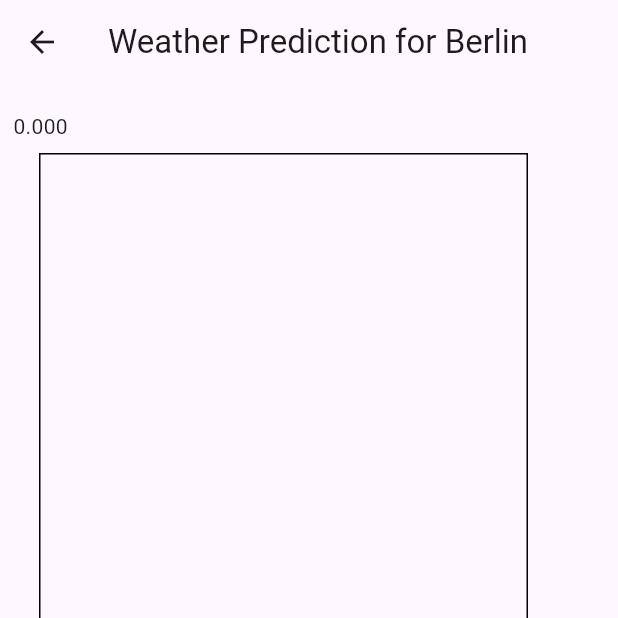
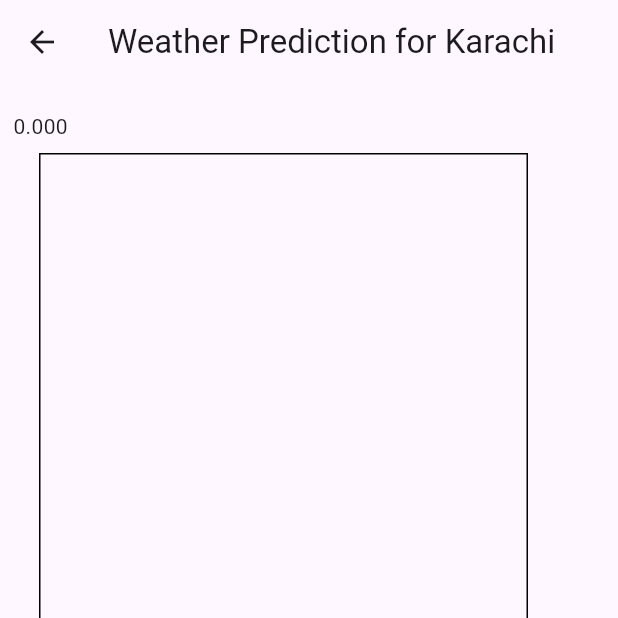
Before and after one commit to Nida3621e/weatherpredictionsystem, a Flutter app: the BuildGraphPage screen opened directly with empty values, on a phone screen of 412 x 824 dp, the top half of it. Run offline on Flutter 3.47's test engine with Material 3 defaults, Android fonts, the light colour scheme and no system bars; drawn by our look-alikes of fl_chart; missing offline and left inert: sparkline; network calls fail.

Commit message:
My Final Commit

```diff
--- a/lib/Dashboard.dart
+++ b/lib/Dashboard.dart
@@ -3,6 +3,7 @@ import 'package:http/http.dart' as http;
 import 'package:weatherpredictionsystems/WindSpeedForecasting.dart';
 import 'package:weatherpredictionsystems/HumidityForecastScreen.dart';
 import 'package:weatherpredictionsystems/cloud_cover.dart';
+import 'package:weatherpredictionsystems/surface_pressure_prediction.dart';
 import 'dart:convert';
 
 import 'package:weatherpredictionsystems/containerWidget.dart';
@@ -101,7 +102,7 @@ class _DashboardState extends State<Dashboard> {
                       Containerwidget(
                         image: "assets/images/temp.png",
                         name:"Pressure",
-                        materialApp: GaussianDistributed(),
+                        materialApp: WeatherHomePage(),
                       ),Containerwidget(
                         image: "assets/images/temp.png",
                         name:"Dew point",
--- a/lib/api_service.dart
+++ b/lib/api_service.dart
@@ -2,7 +2,7 @@ import 'dart:convert';
 import 'package:http/http.dart' as http;
 
 class ApiService {
-  final String apiUrl = "https://api.open-meteo.com/v1/forecast?latitude=52.52&longitude=13.41&hourly=surface_pressure";
+  final String apiUrl = "https://api.open-meteo.com/v1/forecast?latitude=24.8608&longitude=67.0104&hourly=surface_pressure";
 
   Future<List<double>> fetchSurfacePressure() async {
     final response = await http.get(Uri.parse(apiUrl));
--- a/lib/build_graph.dart
+++ b/lib/build_graph.dart
@@ -7,7 +7,7 @@ import 'surface_pressure_prediction.dart';
 class BuildGraphPage extends StatelessWidget {
   ApiService apiService = ApiService();
   List<double>? predictions;
-  String cityName = "Berlin";
+  String cityName = "Karachi";
 
   BuildGraphPage({required this.predictions});
 
--- a/lib/surface_pressure_prediction.dart
+++ b/lib/surface_pressure_prediction.dart
@@ -12,7 +12,7 @@ class WeatherHomePage extends StatefulWidget {
 class _WeatherHomePageState extends State<WeatherHomePage> {
   ApiService apiService = ApiService();
   List<double>? predictions;
-  String cityName = "Berlin";
+  String cityName = "Karachi";
   double? averagePressure;
   bool isLoading = false;
 
@@ -89,6 +89,8 @@ class _WeatherHomePageState extends State<WeatherHomePage> {
               padding: const EdgeInsets.all(16.0),
               child: Column(
                 children: [
+                  Text('City: $cityName', style: TextStyle(fontSize: 18, fontWeight: FontWeight.bold)),
+                  SizedBox(height: 16),
                   Text('Average Surface Pressure: ${averagePressure?.toStringAsFixed(2)} hPa', style: TextStyle(fontSize: 18)),
                   SizedBox(height: 16),
                 ],
```
Also changed, not shown: pubspec.lock.
